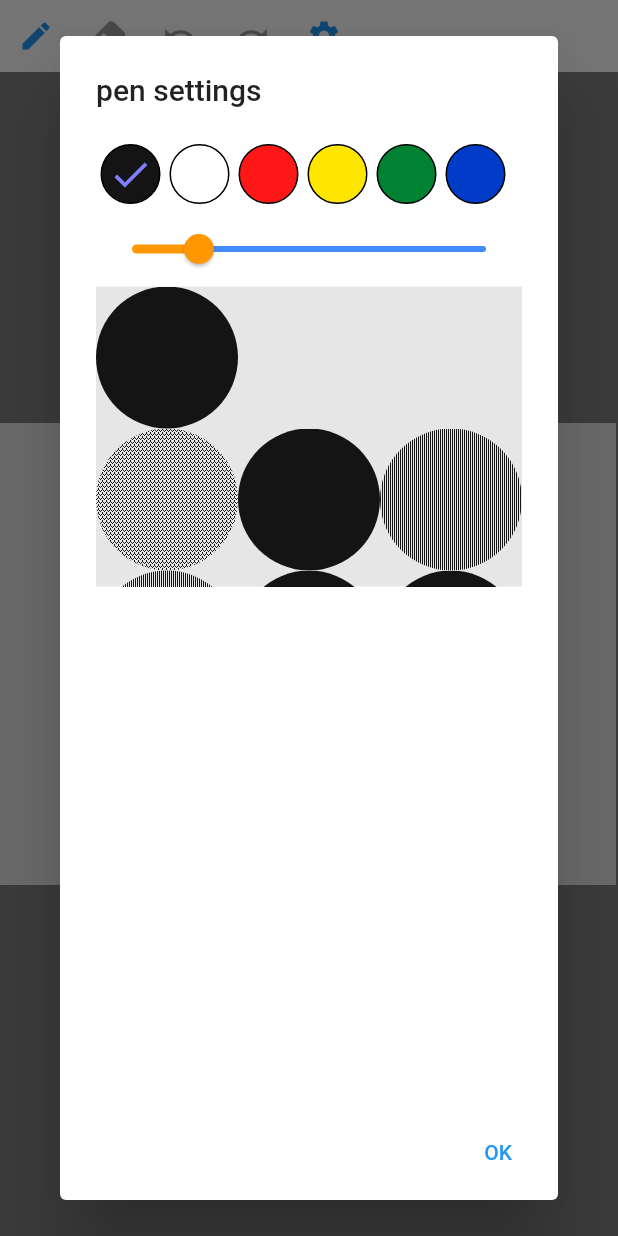
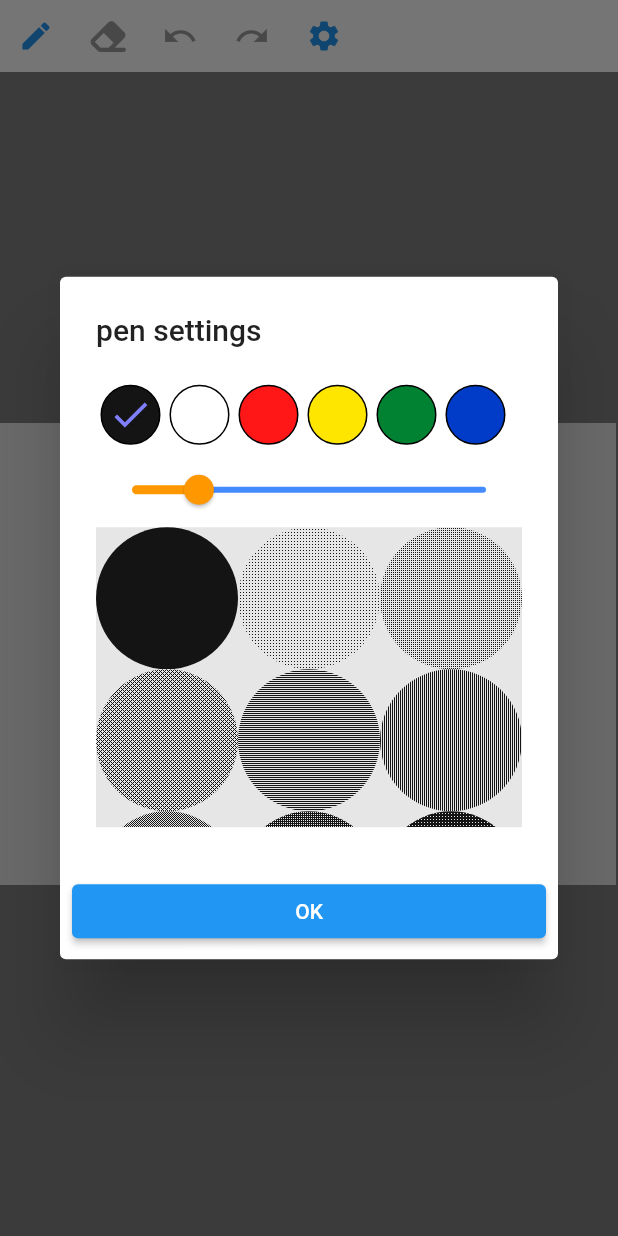
Before and after one commit to satochibi/mng_draw, a Flutter app: the screen it shows after launch, after a tap on the "edit" icon, on a phone screen of 412 x 824 dp. Run offline on Flutter 3.47's test engine with Material 2 defaults, Android fonts, the phone set to English and light mode, and no system bars; our stand-ins replace font_awesome_flutter.

Commit message:
choose画面で高さを指定

```diff
--- a/lib/screens/choose_pen_screen.dart
+++ b/lib/screens/choose_pen_screen.dart
@@ -13,6 +13,7 @@
     final pen = Provider.of<PenModel>(context);
     return SizedBox(
       width: double.maxFinite,
+      height: 300,
       child: ListView(children: [
         SizedBox(
           height: 50,
--- a/lib/screens/choose_settings_screen.dart
+++ b/lib/screens/choose_settings_screen.dart
@@ -10,6 +10,7 @@
     final settings = Provider.of<SettingsModel>(context);
     return SizedBox(
       width: double.maxFinite,
+      height: 100,
       child: ListView(children: [
         SizedBox(
           height: 50,
--- a/lib/screens/edit_screen.dart
+++ b/lib/screens/edit_screen.dart
@@ -38,9 +38,12 @@
                               title: const Text("pen settings"),
                               content: const ChoosePenScreen(),
                               actions: [
-                                TextButton(
-                                    onPressed: () => Navigator.pop(context),
-                                    child: const Text("OK"))
+                                SizedBox(
+                                  width: double.infinity,
+                                  child: ElevatedButton(
+                                      onPressed: () => Navigator.pop(context),
+                                      child: const Text("OK")),
+                                )
                               ],
                             );
                           });
@@ -61,9 +64,12 @@
                                 title: const Text("system settings"),
                                 content: const ChooseSettingsScreen(),
                                 actions: [
-                                  TextButton(
-                                      onPressed: () => Navigator.pop(context),
-                                      child: const Text("OK")),
+                                  SizedBox(
+                                    width: double.infinity,
+                                    child: ElevatedButton(
+                                        onPressed: () => Navigator.pop(context),
+                                        child: const Text("OK")),
+                                  ),
                                 ],
                               );
                             });
```
